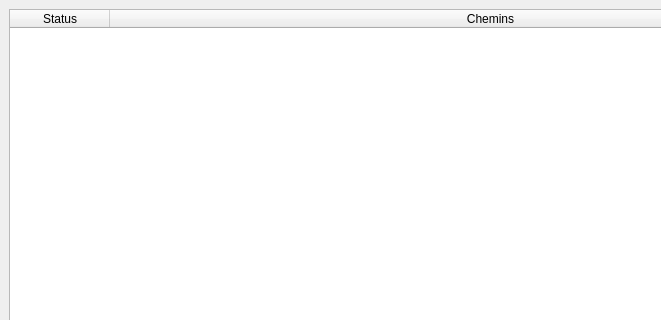
Qt form mainwindow.ui (seigneurfuo/easydot) before a commit; both pictures show x 0 to 661 and y 0 to 320 of the 881 by 591 pixel window.
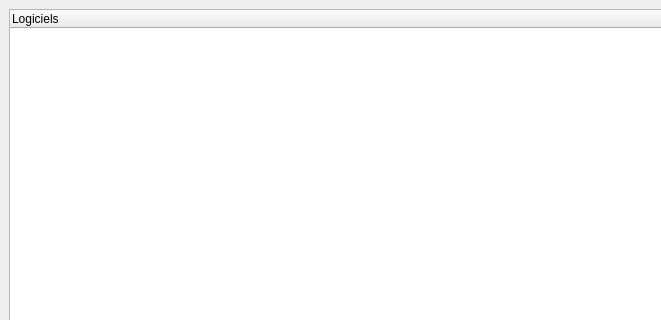
The same form after that commit. Icons and pictures are not drawn.

Commit message: Passage à une liste Treeview pour regroupper les fichiers d'un même logiciel.

```diff
--- a/mainwindow.ui
+++ b/mainwindow.ui
@@ -15,38 +15,6 @@
   </property>
   <widget class="QWidget" name="centralwidget">
    <layout class="QGridLayout" name="gridLayout">
-    <item row="0" column="0">
-     <widget class="QTableWidget" name="tableWidget">
-      <property name="selectionMode">
-       <enum>QAbstractItemView::SingleSelection</enum>
-      </property>
-      <property name="selectionBehavior">
-       <enum>QAbstractItemView::SelectRows</enum>
-      </property>
-      <property name="sortingEnabled">
-       <bool>true</bool>
-      </property>
-      <attribute name="horizontalHeaderCascadingSectionResizes">
-       <bool>true</bool>
-      </attribute>
-      <attribute name="horizontalHeaderStretchLastSection">
-       <bool>true</bool>
-      </attribute>
-      <attribute name="verticalHeaderDefaultSectionSize">
-       <number>20</number>
-      </attribute>
-      <column>
-       <property name="text">
-        <string>Status</string>
-       </property>
-      </column>
-      <column>
-       <property name="text">
-        <string>Chemins</string>
-       </property>
-      </column>
-     </widget>
-    </item>
     <item row="1" column="0">
      <layout class="QHBoxLayout" name="horizontalLayout">
       <item>
@@ -118,6 +86,21 @@
       </item>
      </layout>
     </item>
+    <item row="0" column="0">
+     <widget class="QTreeWidget" name="treeWidget">
+      <property name="selectionMode">
+       <enum>QAbstractItemView::SingleSelection</enum>
+      </property>
+      <property name="selectionBehavior">
+       <enum>QAbstractItemView::SelectRows</enum>
+      </property>
+      <column>
+       <property name="text">
+        <string>Logiciels</string>
+       </property>
+      </column>
+     </widget>
+    </item>
    </layout>
   </widget>
   <widget class="QMenuBar" name="menubar">
```
Left out of the diff: 3 changed lines with no effect on the pictures. The commit also changes 5 other files.
